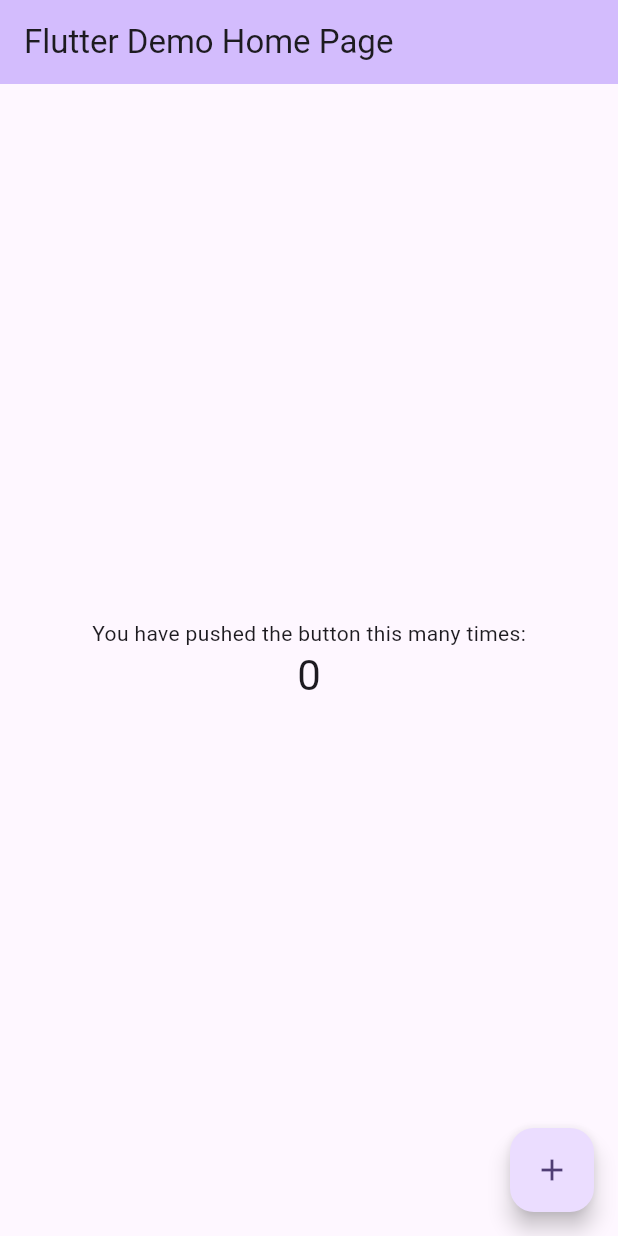
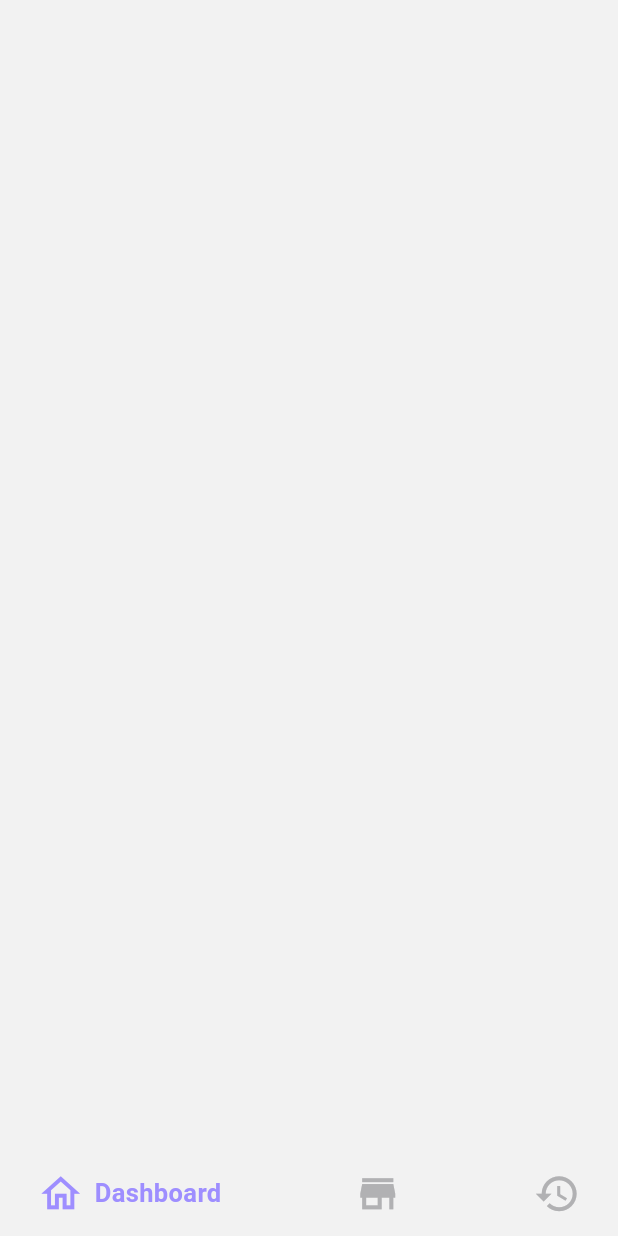
Before and after one commit to jsmrk/mini_store_inventory, a Flutter app: the screen it shows after launch, on a phone screen of 412 x 824 dp. Run offline on Flutter 3.47's test engine with Material 3 defaults, Android fonts, the light colour scheme and no system bars; drawn by our look-alikes of google_nav_bar.

Commit message:
added bottom navbar

```diff
--- a/lib/main.dart
+++ b/lib/main.dart
@@ -1,4 +1,6 @@
 import 'package:flutter/material.dart';
+import 'package:mini_store_inventory/screen/bottom_navbar.dart';
+import 'package:mini_store_inventory/screen/dashboard.dart';
 
 void main() {
   runApp(const MyApp());
@@ -13,113 +15,11 @@
     return MaterialApp(
       title: 'Flutter Demo',
       theme: ThemeData(
-        // This is the theme of your application.
-        //
-        // TRY THIS: Try running your application with "flutter run". You'll see
-        // the application has a purple toolbar. Then, without quitting the app,
-        // try changing the seedColor in the colorScheme below to Colors.green
-        // and then invoke "hot reload" (save your changes or press the "hot
-        // reload" button in a Flutter-supported IDE, or press "r" if you used
-        // the command line to start the app).
-        //
-        // Notice that the counter didn't reset back to zero; the application
-        // state is not lost during the reload. To reset the state, use hot
-        // restart instead.
-        //
-        // This works for code too, not just values: Most code changes can be
-        // tested with just a hot reload.
         colorScheme: ColorScheme.fromSeed(seedColor: Colors.deepPurple),
+        scaffoldBackgroundColor: const Color(0xFFF2F2F2),
         useMaterial3: true,
       ),
-      home: const MyHomePage(title: 'Flutter Demo Home Page'),
+      home: BottomNavBar(),
     );
   }
 }
-
-class MyHomePage extends StatefulWidget {
-  const MyHomePage({super.key, required this.title});
-
-  // This widget is the home page of your application. It is stateful, meaning
-  // that it has a State object (defined below) that contains fields that affect
-  // how it looks.
-
-  // This class is the configuration for the state. It holds the values (in this
-  // case the title) provided by the parent (in this case the App widget) and
-  // used by the build method of the State. Fields in a Widget subclass are
-  // always marked "final".
-
-  final String title;
-
-  @override
-  State<MyHomePage> createState() => _MyHomePageState();
-}
-
-class _MyHomePageState extends State<MyHomePage> {
-  int _counter = 0;
-
-  void _incrementCounter() {
-    setState(() {
-      // This call to setState tells the Flutter framework that something has
-      // changed in this State, which causes it to rerun the build method below
-      // so that the display can reflect the updated values. If we changed
-      // _counter without calling setState(), then the build method would not be
-      // called again, and so nothing would appear to happen.
-      _counter++;
-    });
-  }
-
-  @override
-  Widget build(BuildContext context) {
-    // This method is rerun every time setState is called, for instance as done
-    // by the _incrementCounter method above.
-    //
-    // The Flutter framework has been optimized to make rerunning build methods
-    // fast, so that you can just rebuild anything that needs updating rather
-    // than having to individually change instances of widgets.
-    return Scaffold(
-      appBar: AppBar(
-        // TRY THIS: Try changing the color here to a specific color (to
-        // Colors.amber, perhaps?) and trigger a hot reload to see the AppBar
-        // change color while the other colors stay the same.
-        backgroundColor: Theme.of(context).colorScheme.inversePrimary,
-        // Here we take the value from the MyHomePage object that was created by
-        // the App.build method, and use it to set our appbar title.
-        title: Text(widget.title),
-      ),
-      body: Center(
-        // Center is a layout widget. It takes a single child and positions it
-        // in the middle of the parent.
-        child: Column(
-          // Column is also a layout widget. It takes a list of children and
-          // arranges them vertically. By default, it sizes itself to fit its
-          // children horizontally, and tries to be as tall as its parent.
-          //
-          // Column has various properties to control how it sizes itself and
-          // how it positions its children. Here we use mainAxisAlignment to
-          // center the children vertically; the main axis here is the vertical
-          // axis because Columns are vertical (the cross axis would be
-          // horizontal).
-          //
-          // TRY THIS: Invoke "debug painting" (choose the "Toggle Debug Paint"
-          // action in the IDE, or press "p" in the console), to see the
-          // wireframe for each widget.
-          mainAxisAlignment: MainAxisAlignment.center,
-          children: <Widget>[
-            const Text(
-              'You have pushed the button this many times:',
-            ),
-            Text(
-              '$_counter',
-              style: Theme.of(context).textTheme.headlineMedium,
-            ),
-          ],
-        ),
-      ),
-      floatingActionButton: FloatingActionButton(
-        onPressed: _incrementCounter,
-        tooltip: 'Increment',
-        child: const Icon(Icons.add),
-      ), // This trailing comma makes auto-formatting nicer for build methods.
-    );
-  }
-}
--- /dev/null
+++ b/lib/screen/bottom_navbar.dart
@@ -0,0 +1,66 @@
+import 'package:flutter/material.dart';
+import 'package:google_nav_bar/google_nav_bar.dart';
+import 'package:mini_store_inventory/screen/dashboard.dart';
+import 'package:mini_store_inventory/screen/products.dart';
+import 'package:mini_store_inventory/screen/records.dart';
+
+class BottomNavBar extends StatefulWidget {
+  const BottomNavBar({super.key});
+
+  @override
+  State<BottomNavBar> createState() => _BottomNavBarState();
+}
+
+class _BottomNavBarState extends State<BottomNavBar> {
+  int _selectedIndex = 0;
+
+  final List _views = const [
+    Dashboard(),
+    Products(),
+    Records(),
+  ];
+
+  @override
+  Widget build(BuildContext context) {
+    return Scaffold(
+      body: _views[_selectedIndex],
+      bottomNavigationBar: GNav(
+        backgroundColor: const Color(0xFFF2F2F2),
+        gap: 7,
+        activeColor: const Color(0xFF9E8EFF),
+        textStyle: const TextStyle(
+          fontSize: 17,
+          color: Color(0xFF9E8EFF),
+          fontWeight: FontWeight.w700,
+        ),
+        iconSize: 31,
+        padding: const EdgeInsets.symmetric(
+          horizontal: 25,
+          vertical: 13,
+        ),
+        duration: const Duration(milliseconds: 400),
+        color: const Color(0xFFB1B1B3),
+        tabs: const [
+          GButton(
+            icon: Icons.home_outlined,
+            text: 'Dashboard',
+          ),
+          GButton(
+            icon: Icons.store,
+            text: 'Products',
+          ),
+          GButton(
+            icon: Icons.history,
+            text: 'Records',
+          ),
+        ],
+        selectedIndex: _selectedIndex,
+        onTabChange: (index) {
+          setState(() {
+            _selectedIndex = index;
+          });
+        },
+      ),
+    );
+  }
+}
--- /dev/null
+++ b/lib/screen/dashboard.dart
@@ -0,0 +1,10 @@
+import 'package:flutter/material.dart';
+
+class Dashboard extends StatelessWidget {
+  const Dashboard({super.key});
+
+  @override
+  Widget build(BuildContext context) {
+    return Scaffold();
+  }
+}
--- /dev/null
+++ b/lib/screen/products.dart
@@ -0,0 +1,13 @@
+import 'package:flutter/material.dart';
+
+class Products extends StatelessWidget {
+  const Products({super.key});
+
+  @override
+  Widget build(BuildContext context) {
+    return const Scaffold(
+      backgroundColor: Colors.yellow,
+    );
+    ;
+  }
+}
--- /dev/null
+++ b/lib/screen/records.dart
@@ -0,0 +1,12 @@
+import 'package:flutter/material.dart';
+
+class Records extends StatelessWidget {
+  const Records({super.key});
+
+  @override
+  Widget build(BuildContext context) {
+    return Scaffold(
+      backgroundColor: Colors.green,
+    );
+  }
+}
```
Also changed, not shown: pubspec.yaml (+3 -69 lines), pubspec.lock.
